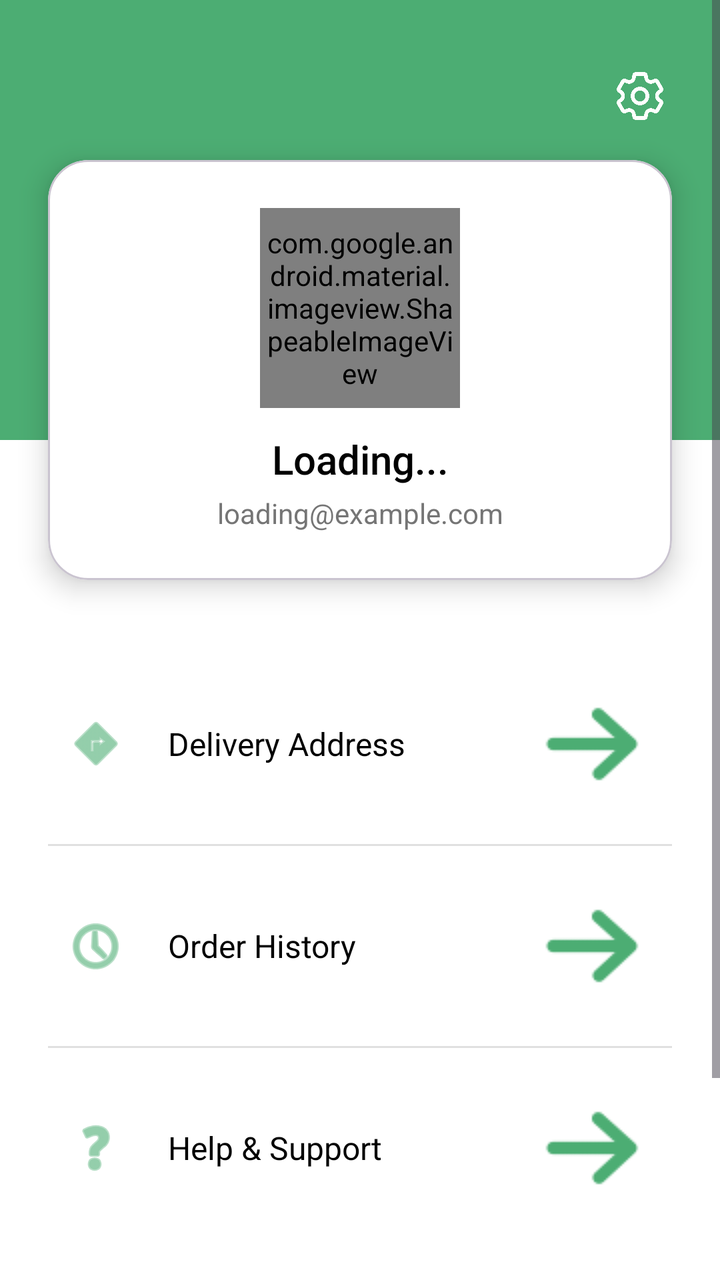
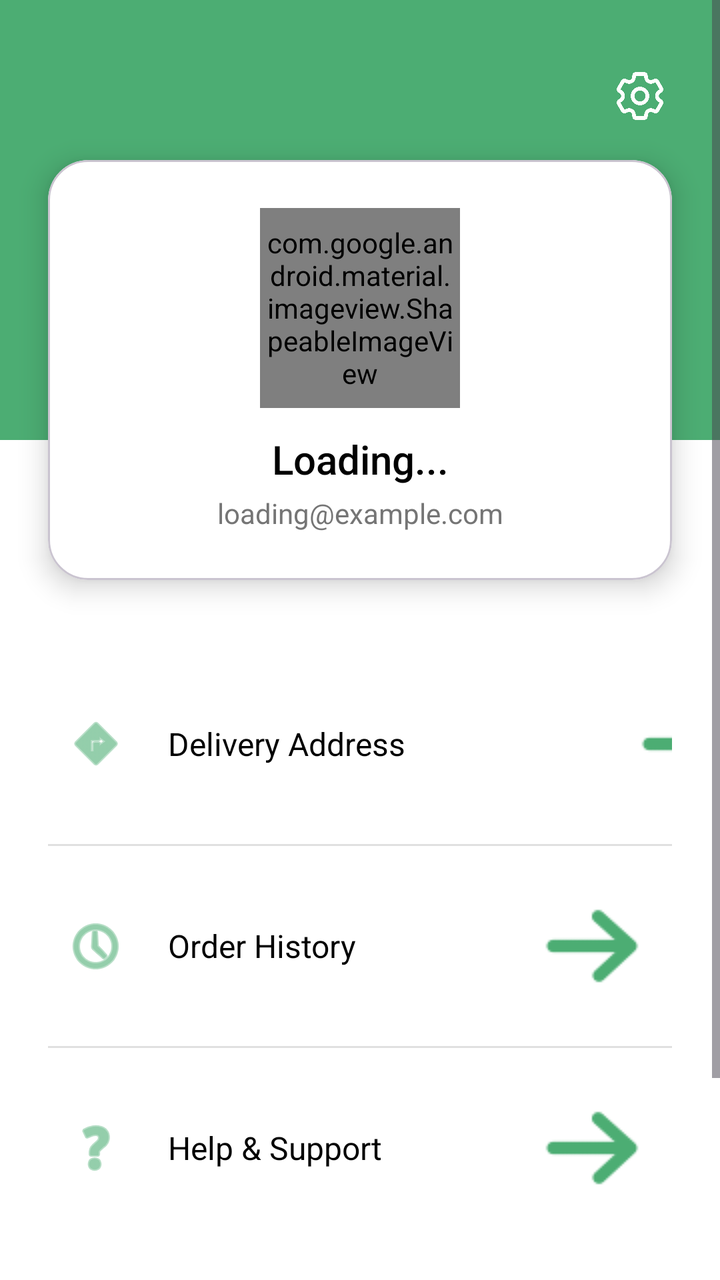

Compare the two renders of this Android layout. The source of the first and the diff that turns it into the second are given below.
<!-- AndroidManifest.xml: application theme Theme.GrocHub -->
<!-- res/layout/fragment_profile.xml -->
<?xml version="1.0" encoding="utf-8"?>
<ScrollView xmlns:android="http://schemas.android.com/apk/res/android"
    xmlns:app="http://schemas.android.com/apk/res-auto"
    xmlns:tools="http://schemas.android.com/tools"
    android:layout_width="match_parent"
    android:layout_height="match_parent"
    android:background="@color/white"
    android:fillViewport="true">

    <androidx.constraintlayout.widget.ConstraintLayout
        android:layout_width="match_parent"
        android:layout_height="wrap_content"
        android:paddingBottom="40dp">

        <View
            android:id="@+id/header_background"
            android:layout_width="match_parent"
            android:layout_height="220dp"
            android:background="@color/Primary"
            app:layout_constraintTop_toTopOf="parent" />

        <ImageView
            android:id="@+id/iv_settings"
            android:layout_width="48dp"
            android:layout_height="48dp"
            android:layout_marginTop="24dp"
            android:layout_marginEnd="16dp"
            android:background="?attr/selectableItemBackgroundBorderless"
            android:clickable="true"
            android:focusable="true"
            android:padding="12dp"
            android:src="@drawable/setting"
            app:tint="@color/white"
            app:layout_constraintEnd_toEndOf="parent"
            app:layout_constraintTop_toTopOf="parent" />

        <com.google.android.material.card.MaterialCardView
            android:id="@+id/card_profile_info"
            android:layout_width="match_parent"
            android:layout_height="wrap_content"
            android:layout_marginHorizontal="24dp"
            android:layout_marginTop="80dp"
            app:cardCornerRadius="20dp"
            app:cardElevation="8dp"
            app:cardBackgroundColor="@color/white"
            app:layout_constraintTop_toTopOf="parent"
            app:layout_constraintStart_toStartOf="parent"
            app:layout_constraintEnd_toEndOf="parent">

            <androidx.constraintlayout.widget.ConstraintLayout
                android:layout_width="match_parent"
                android:layout_height="wrap_content"
                android:paddingBottom="24dp">

                <com.google.android.material.imageview.ShapeableImageView
                    android:id="@+id/profile_image"
                    android:layout_width="100dp"
                    android:layout_height="100dp"
                    android:layout_marginTop="24dp"
                    android:scaleType="centerCrop"
                    android:padding="3dp"
                    app:strokeWidth="2dp"
                    app:strokeColor="@color/Primary"
                    app:shapeAppearanceOverlay="@style/ShapeAppearance.Material3.Corner.Full"
                    app:srcCompat="@android:drawable/sym_def_app_icon"
                    app:layout_constraintEnd_toEndOf="parent"
                    app:layout_constraintStart_toStartOf="parent"
                    app:layout_constraintTop_toTopOf="parent" />

                <TextView
                    android:id="@+id/profile_name"
                    android:layout_width="wrap_content"
                    android:layout_height="wrap_content"
                    android:layout_marginTop="12dp"
                    android:fontFamily="sans-serif-medium"
                    android:text="Loading..."
                    android:textColor="@color/black"
                    android:textSize="20sp"
                    app:layout_constraintEnd_toEndOf="parent"
                    app:layout_constraintStart_toStartOf="parent"
                    app:layout_constraintTop_toBottomOf="@id/profile_image" />

                <TextView
                    android:id="@+id/profile_email"
                    android:layout_width="wrap_content"
                    android:layout_height="wrap_content"
                    android:layout_marginTop="4dp"
                    android:text="loading@example.com"
                    android:textColor="#757575"
                    android:textSize="14sp"
                    app:layout_constraintEnd_toEndOf="parent"
                    app:layout_constraintStart_toStartOf="parent"
                    app:layout_constraintTop_toBottomOf="@id/profile_name" />

            </androidx.constraintlayout.widget.ConstraintLayout>

        </com.google.android.material.card.MaterialCardView>


        <LinearLayout
            android:id="@+id/menu_container"
            android:layout_width="match_parent"
            android:layout_height="wrap_content"
            android:layout_marginTop="32dp"
            android:orientation="vertical"
            android:paddingHorizontal="24dp"
            app:layout_constraintTop_toBottomOf="@id/card_profile_info">

            <TextView
                android:id="@+id/address_button"
                style="@style/ProfileMenuOption"
                android:drawableStart="@android:drawable/ic_menu_directions"
                android:text="Delivery Address" />

            <View style="@style/ProfileDivider"/>

            <TextView
                android:id="@+id/order_history_button"
                style="@style/ProfileMenuOption"
                android:drawableStart="@android:drawable/ic_menu_recent_history"
                android:text="Order History" />

            <View style="@style/ProfileDivider"/>

            <TextView
                android:id="@+id/help_button"
                style="@style/ProfileMenuOption"
                android:drawableStart="@android:drawable/ic_menu_help"
                android:text="Help &amp; Support" />

        </LinearLayout>

        <com.google.android.material.button.MaterialButton
            android:id="@+id/logout_button"
            android:layout_width="match_parent"
            android:layout_height="56dp"
            android:layout_marginHorizontal="24dp"
            android:layout_marginTop="40dp"
            android:fontFamily="sans-serif-medium"
            android:text="Log Out"
            android:textColor="@color/Primary"
            android:textSize="16sp"
            app:backgroundTint="@android:color/transparent"
            app:cornerRadius="12dp"
            app:layout_constraintBottom_toBottomOf="parent"
            app:layout_constraintTop_toBottomOf="@id/menu_container"
            app:layout_constraintVertical_bias="1.0"
            app:strokeColor="@color/Primary"
            app:strokeWidth="1dp"
            tools:layout_editor_absoluteX="0dp" />

    </androidx.constraintlayout.widget.ConstraintLayout>
</ScrollView>
<!-- resources referenced by this layout -->
<resources>
  <color name="Primary">#4CAD73</color>
  <color name="black">#FF000000</color>
  <color name="white">#FFFFFFFF</color>
  <!-- drawable setting: png bitmap (drawable, 19182 bytes) -->
  <style name="ProfileDivider">
          <item name="android:layout_width">match_parent</item>
          <item name="android:layout_height">1dp</item>
          <item name="android:background">#E0E0E0</item>
      </style>
  <style name="ProfileMenuOption">
          <item name="android:layout_width">match_parent</item>
          <item name="android:layout_height">wrap_content</item>
          <item name="android:background">?attr/selectableItemBackground</item>
          <item name="android:clickable">true</item>
          <item name="android:focusable">true</item>
  
          <item name="android:drawablePadding">16dp</item>
  
          <item name="android:drawableTint">@color/Primary</item>
          <item name="android:gravity">center_vertical</item>
          <item name="android:paddingVertical">16dp</item>
          <item name="android:paddingStart">16dp</item>
          <item name="android:paddingEnd">16dp</item>
          <item name="android:textColor">@color/black</item>
          <item name="android:textSize">16sp</item>
  
          <item name="android:drawableEnd">@drawable/ic_arrow_right_small</item>
      </style>
  <style name="Theme.GrocHub" parent="Base.Theme.GrocHub" />
  <!-- drawable ic_arrow_right_small (drawable) -->
  <vector xmlns:android="http://schemas.android.com/apk/res/android"
      android:width="24dp"
      android:height="24dp"
      android:viewportWidth="24.0"
      android:viewportHeight="24.0"
      android:tint="?attr/colorControlNormal">
  
      <path
          android:fillColor="@android:color/white"
          android:pathData="M10,6 L8.59,7.41 13.17,12 8.59,16.59 10,18 l6,-6 z"/>
  </vector>
  <style name="Base.Theme.GrocHub" parent="Theme.Material3.DayNight.NoActionBar">
          
          
      </style>
</resources>

<!-- the commit's change to res/layout/fragment_profile.xml (unified diff, before → after) -->
@@ -109,6 +109,7 @@
             <TextView
                 android:id="@+id/address_button"
                 style="@style/ProfileMenuOption"
+                android:layout_width="360dp"
                 android:drawableStart="@android:drawable/ic_menu_directions"
                 android:text="Delivery Address" />
 
